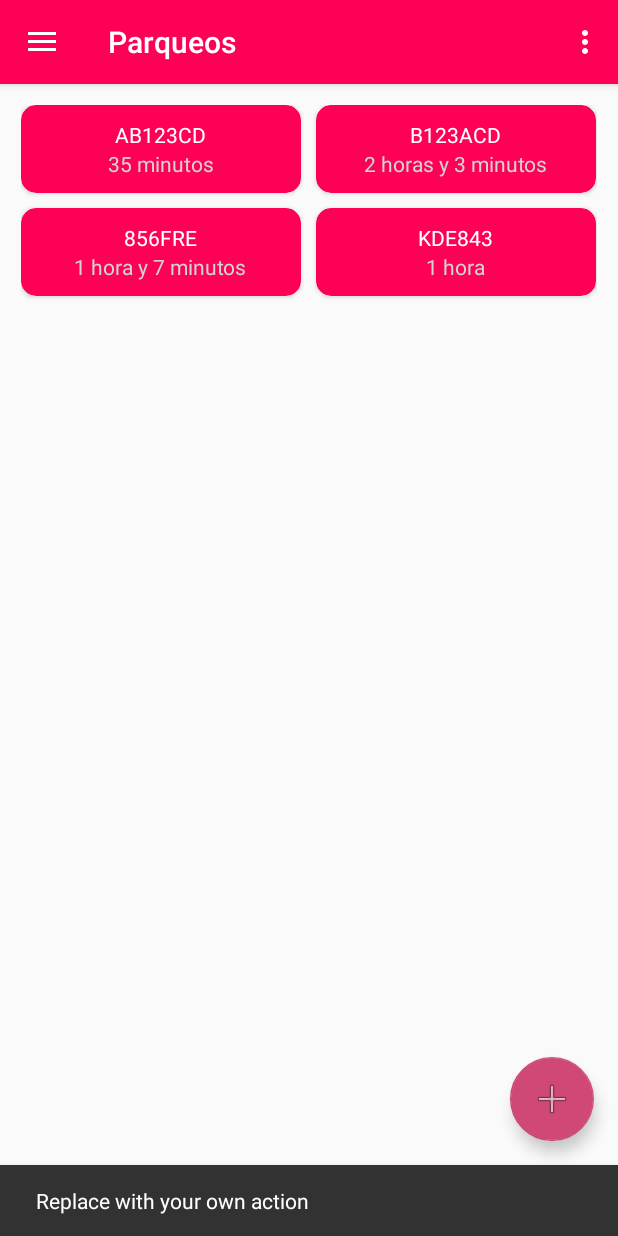
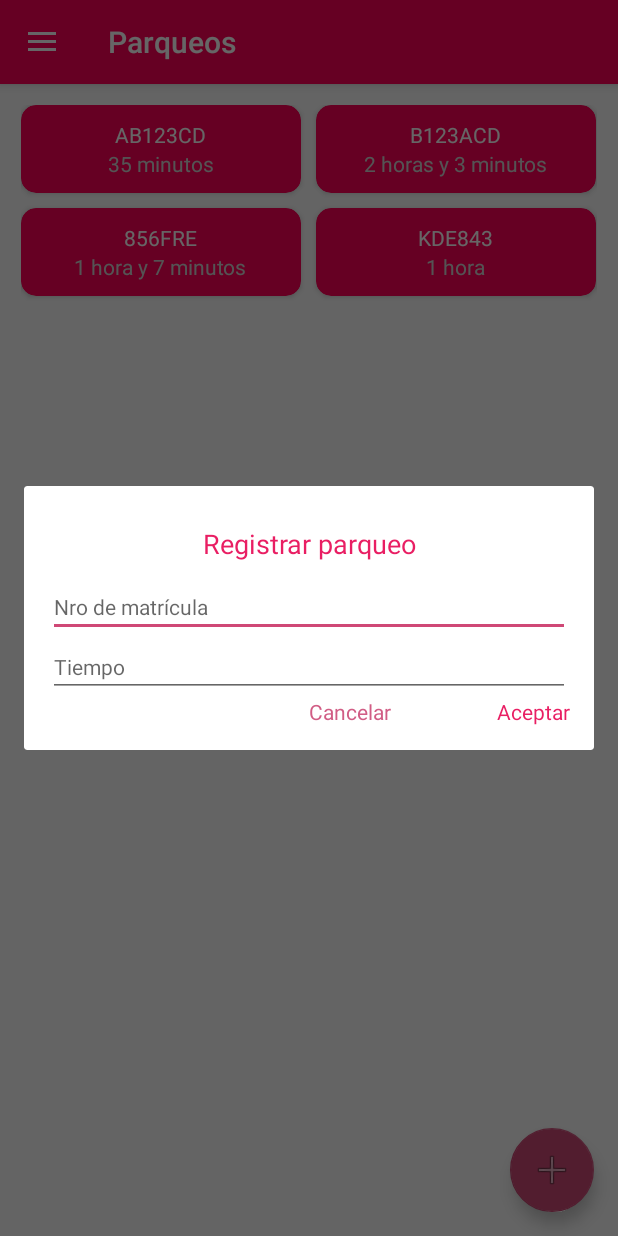
Before and after one commit to AleTid5/UTN_PAII_TP3, an Android app: the System screen opened directly, with no data from a screen before it, after a tap on an icon or button, on a phone screen of 412 x 824 dp. Run offline under Robolectric (Android 15) with nearby library versions, the phone set to English and light mode, and no system bars; our stand-ins replace navigation-ui.

Commit message:
Parking dialog is added and car register validation is improved.

```diff
--- a/app/src/main/java/src/Activities/System.java
+++ b/app/src/main/java/src/Activities/System.java
@@ -27,14 +27,6 @@ public class System extends AppCompatActivity {
         setContentView(R.layout.activity_system);
         Toolbar toolbar = findViewById(R.id.toolbar);
         setSupportActionBar(toolbar);
-        FloatingActionButton fab = findViewById(R.id.fab);
-        fab.setOnClickListener(new View.OnClickListener() {
-            @Override
-            public void onClick(View view) {
-                Snackbar.make(view, "Replace with your own action", Snackbar.LENGTH_LONG)
-                        .setAction("Action", null).show();
-            }
-        });
         DrawerLayout drawer = findViewById(R.id.drawer_layout);
         NavigationView navigationView = findViewById(R.id.nav_view);
         // Passing each menu ID as a set of Ids because each
--- a/app/src/main/java/src/Activities/ui/parking/ParkingFragment.java
+++ b/app/src/main/java/src/Activities/ui/parking/ParkingFragment.java
@@ -1,10 +1,12 @@
 package src.Activities.ui.parking;
 
+import android.app.Dialog;
 import android.os.Bundle;
 import android.view.LayoutInflater;
 import android.view.View;
 import android.view.ViewGroup;
 import android.widget.GridView;
+import android.widget.TextView;
 
 import androidx.annotation.NonNull;
 import androidx.annotation.Nullable;
@@ -12,20 +14,37 @@ import androidx.fragment.app.Fragment;
 import androidx.lifecycle.ViewModelProvider;
 
 import com.example.tp3_pa_grupo_3.R;
+import com.google.android.material.floatingactionbutton.FloatingActionButton;
+import com.google.android.material.snackbar.Snackbar;
 
 import java.util.Arrays;
 import java.util.List;
+import java.util.Objects;
 
 import src.Activities.Adapters.ParkingAdapter;
 import src.Models.Parking;
 
 public class ParkingFragment extends Fragment {
 
+    private ParkingViewModel parkingViewModel;
+
     public View onCreateView(@NonNull LayoutInflater inflater,
                              ViewGroup container, Bundle savedInstanceState) {
-        new ViewModelProvider(this).get(ParkingViewModel.class);
+        parkingViewModel = new ViewModelProvider(this).get(ParkingViewModel.class);
 
         View root = inflater.inflate(R.layout.fragment_parking, container, false);
+
+        FloatingActionButton fab = root.findViewById(R.id.fab);
+        fab.setOnClickListener(view -> {
+            Dialog dialog = new Dialog(root.getContext());
+            dialog.setTitle("Registrar parqueo");
+            dialog.setContentView(R.layout.dialog_parking);
+            dialog.setCancelable(false);
+            dialog.findViewById(R.id.dialog_cancel).setOnClickListener(v -> dialog.dismiss());
+            dialog.findViewById(R.id.dialog_ok).setOnClickListener(v -> this.onDialogAccept(dialog, v, view));
+
+            dialog.show();
+        });
 
         return root;
     }
@@ -49,4 +68,29 @@ public class ParkingFragment extends Fragment {
             e.printStackTrace();
         }
     }
+
+    private void onDialogAccept(Dialog dialog, View dialogView, View parentView) {
+        try {
+            String carRegistration = ((TextView) dialog.findViewById(R.id.text_registration_car)).getText().toString();
+            String time = ((TextView) dialog.findViewById(R.id.text_time)).getText().toString();
+
+            if (carRegistration.length() == 0) throw new Exception(this.requireContext().getString(R.string.missing_car_registration));
+            if (time.length() == 0) throw new Exception(this.requireContext().getString(R.string.missing_time));
+
+            parkingViewModel.saveParking(
+                    carRegistration,
+                    Integer.parseInt(time)
+            );
+
+            dialog.dismiss();
+
+            Snackbar.make(parentView, this.requireContext().getString(R.string.added_parking), Snackbar.LENGTH_LONG)
+                    .setAction("Action", null)
+                    .show();
+        } catch (Exception e) {
+            Snackbar.make(dialogView, Objects.requireNonNull(e.getMessage()), Snackbar.LENGTH_LONG)
+                    .setAction("Action", null)
+                    .show();
+        }
+    }
 }
--- a/app/src/main/java/src/Activities/ui/parking/ParkingViewModel.java
+++ b/app/src/main/java/src/Activities/ui/parking/ParkingViewModel.java
@@ -3,6 +3,11 @@ package src.Activities.ui.parking;
 import androidx.lifecycle.LiveData;
 import androidx.lifecycle.MutableLiveData;
 import androidx.lifecycle.ViewModel;
+
+import src.Exceptions.CarRegistrationException;
+import src.Exceptions.TimeException;
+import src.Models.Parking;
+import src.Services.ParkingService;
 
 public class ParkingViewModel extends ViewModel {
 
@@ -16,4 +21,8 @@ public class ParkingViewModel extends ViewModel {
     public LiveData<String> getText() {
         return mText;
     }
+
+    protected void saveParking(String carRegistration, Integer time) throws TimeException, CarRegistrationException {
+        ParkingService.saveParking(new Parking(carRegistration, time));
+    }
 }
--- a/app/src/main/java/src/Models/Parking.java
+++ b/app/src/main/java/src/Models/Parking.java
@@ -30,7 +30,7 @@ public class Parking {
 
     public void setTime(Integer time) throws TimeException {
         if (time <= 0) {
-            throw new TimeException("El tiempo es un valor que no podemos volver atrás. Solo podemos guardar valores positivos 😔");
+            throw new TimeException("Solo podemos guardar valores positivos 😔");
         }
 
         this.time = time;
--- a/app/src/main/java/src/Protocols/CarRegistrationProtocol.java
+++ b/app/src/main/java/src/Protocols/CarRegistrationProtocol.java
@@ -2,24 +2,36 @@ package src.Protocols;
 
 import java.util.Arrays;
 import java.util.List;
+import java.util.concurrent.atomic.AtomicReference;
 import java.util.regex.Pattern;
 
 import src.Exceptions.CarRegistrationException;
 
 public abstract class CarRegistrationProtocol {
-    private static final List<Pattern> validators = Arrays.asList(
-            Pattern.compile("[a-zA-Z]{3}[\\d]{3}"), // ABC123 - Autos viejos
-            Pattern.compile("[a-zA-Z]{2}[\\d]{3}[a-zA-Z]{2}"), // AB123CD - Autos nuevo
-            Pattern.compile("[\\d]{3}[a-zA-Z]{3}"), // A123BCD - Motos viejas
-            Pattern.compile("[a-zA-Z][\\d]{3}[a-zA-Z]{3}") // A123BCD - - Motos nuevas
+    private static class Validator {
+        public final Integer length;
+        public final Pattern pattern;
+
+        public Validator(Integer length, Pattern pattern) {
+            this.length = length;
+            this.pattern = pattern;
+        }
+    }
+
+    private static final List<Validator> validators = Arrays.asList(
+            new Validator(6, Pattern.compile("[a-zA-Z]{3}[\\d]{3}")),            // ABC123  - Autos viejos
+            new Validator(7, Pattern.compile("[a-zA-Z]{2}[\\d]{3}[a-zA-Z]{2}")), // AB123CD - Autos nuevos
+            new Validator(6, Pattern.compile("[\\d]{3}[a-zA-Z]{3}")),            // 123BCD  - Motos viejas
+            new Validator(7, Pattern.compile("[a-zA-Z][\\d]{3}[a-zA-Z]{3}"))     // A123BCD - Motos nuevas
     );
 
     public static void validateCarRegistration(final String carRegistration) throws CarRegistrationException {
-        Long checks = validators.stream().filter(validator -> validator.matcher(carRegistration).find()).count();
+        Long checks = validators.stream()
+                .filter(validator -> validator.length.equals(carRegistration.length()))
+                .filter(validator -> validator.pattern.matcher(carRegistration.substring(0, validator.length)).find()).count();
 
         if (checks.equals(0L)) {
-            throw new CarRegistrationException(String.format("La patente '%s' es inválida", carRegistration));
+            throw new CarRegistrationException(String.format("La patente '%s' es inválida 😅", carRegistration));
         }
-
     }
 }
--- /dev/null
+++ b/app/src/main/java/src/Services/ParkingService.java
@@ -0,0 +1,9 @@
+package src.Services;
+
+import src.Models.Parking;
+
+public abstract class ParkingService {
+    public static void saveParking(Parking parking) {
+
+    }
+}
--- a/app/src/main/res/layout/app_bar_main.xml
+++ b/app/src/main/res/layout/app_bar_main.xml
@@ -22,13 +22,4 @@
 
     <include layout="@layout/content_main" />
 
-    <com.google.android.material.floatingactionbutton.FloatingActionButton
-        android:id="@+id/fab"
-        android:layout_width="wrap_content"
-        android:layout_height="wrap_content"
-        android:layout_gravity="bottom|end"
-        android:layout_margin="@dimen/fab_margin"
-        android:rotation="45"
-        app:srcCompat="@android:drawable/ic_menu_close_clear_cancel" />
-
 </androidx.coordinatorlayout.widget.CoordinatorLayout>
--- /dev/null
+++ b/app/src/main/res/layout/dialog_parking.xml
@@ -0,0 +1,71 @@
+<?xml version="1.0" encoding="utf-8"?>
+<RelativeLayout xmlns:android="http://schemas.android.com/apk/res/android"
+    xmlns:tools="http://schemas.android.com/tools"
+    android:layout_width="match_parent"
+    android:layout_height="wrap_content"
+    android:paddingStart="16dp"
+    android:paddingTop="16dp"
+    android:paddingEnd="16dp"
+    android:paddingBottom="16dp">
+
+    <LinearLayout
+        android:layout_width="match_parent"
+        android:layout_height="wrap_content"
+        android:layout_alignParentEnd="true"
+        android:orientation="vertical"
+        tools:ignore="UselessParent">
+
+        <TextView
+            android:id="@+id/dialog_info"
+            android:layout_width="match_parent"
+            android:layout_height="wrap_content"
+            android:gravity="center"
+            android:padding="10dp"
+            android:text="@string/dialog_register_parking"
+            android:textColor="#E91E63"
+            android:textSize="18sp" />
+
+        <EditText
+            android:id="@+id/text_registration_car"
+            android:layout_width="match_parent"
+            android:layout_height="wrap_content"
+            android:ems="10"
+            android:hint="Nro de matrícula"
+            android:inputType="textPersonName"
+            android:textSize="14sp" />
+
+        <EditText
+            android:id="@+id/text_time"
+            android:layout_width="match_parent"
+            android:layout_height="wrap_content"
+            android:ems="10"
+            android:hint="Tiempo"
+            android:inputType="number"
+            android:textSize="14sp" />
+
+        <LinearLayout
+            android:layout_width="match_parent"
+            android:layout_height="wrap_content">
+
+            <TextView
+                android:id="@+id/dialog_cancel"
+                android:layout_width="110dp"
+                android:layout_height="wrap_content"
+                android:layout_weight="0.50"
+                android:gravity="end"
+                android:text="@string/cancel"
+                android:textColor="#D15D85" />
+
+            <TextView
+                android:id="@+id/dialog_ok"
+                android:layout_width="0dp"
+                android:layout_height="wrap_content"
+                android:layout_weight="0.50"
+                android:gravity="end"
+                android:text="@string/accept"
+                android:textColor="#E91E63" />
+
+        </LinearLayout>
+    </LinearLayout>
+
+</RelativeLayout>
--- a/app/src/main/res/layout/fragment_parking.xml
+++ b/app/src/main/res/layout/fragment_parking.xml
@@ -5,6 +5,18 @@
     android:layout_width="match_parent"
     android:layout_height="match_parent"
     tools:context="src.Activities.ui.parking.ParkingFragment">
+
+    <com.google.android.material.floatingactionbutton.FloatingActionButton
+        android:id="@+id/fab"
+        android:layout_width="wrap_content"
+        android:layout_height="wrap_content"
+        android:layout_gravity="bottom|end"
+        android:layout_margin="@dimen/fab_margin"
+        android:rotation="45"
+        app:layout_constraintBottom_toBottomOf="@+id/grid_parking_view"
+        app:layout_constraintEnd_toEndOf="parent"
+        app:srcCompat="@android:drawable/ic_menu_close_clear_cancel"
+        tools:ignore="MissingConstraints" />
 
     <GridView
         android:id="@+id/grid_parking_view"
@@ -17,5 +29,8 @@
         app:layout_constraintBottom_toBottomOf="parent"
         app:layout_constraintEnd_toEndOf="parent"
         app:layout_constraintStart_toStartOf="parent"
-        app:layout_constraintTop_toTopOf="parent"/>
+        app:layout_constraintTop_toTopOf="parent">
+
+    </GridView>
+
 </androidx.constraintlayout.widget.ConstraintLayout>
--- a/app/src/main/res/menu/system.xml
+++ b/app/src/main/res/menu/system.xml
@@ -1,9 +1,3 @@
 <?xml version="1.0" encoding="utf-8"?>
 <menu xmlns:android="http://schemas.android.com/apk/res/android"
-    xmlns:app="http://schemas.android.com/apk/res-auto">
-    <item
-        android:id="@+id/action_settings"
-        android:orderInCategory="100"
-        android:title="@string/action_settings"
-        app:showAsAction="never" />
-</menu>
+    xmlns:app="http://schemas.android.com/apk/res-auto"/>
--- a/app/src/main/res/values/strings.xml
+++ b/app/src/main/res/values/strings.xml
@@ -19,7 +19,11 @@
     <string name="nav_header_subtitle">android.studio@android.com</string>
     <string name="nav_header_desc">Navigation header</string>
     <string name="action_settings">Settings</string>
+    <string name="dialog_register_parking">Registrar parqueo</string>
     <string name="menu_parking">Parqueos</string>
     <string name="menu_account">Cuenta</string>
     <string name="unavailable_time">No pudimos obtener el tiempo</string>
+    <string name="missing_car_registration">Debe ingresar su matricula</string>
+    <string name="missing_time">Debe ingresar el tiempo de estadia</string>
+    <string name="added_parking">El parqueo ha sido agregado exitosamente</string>
 </resources>
```
